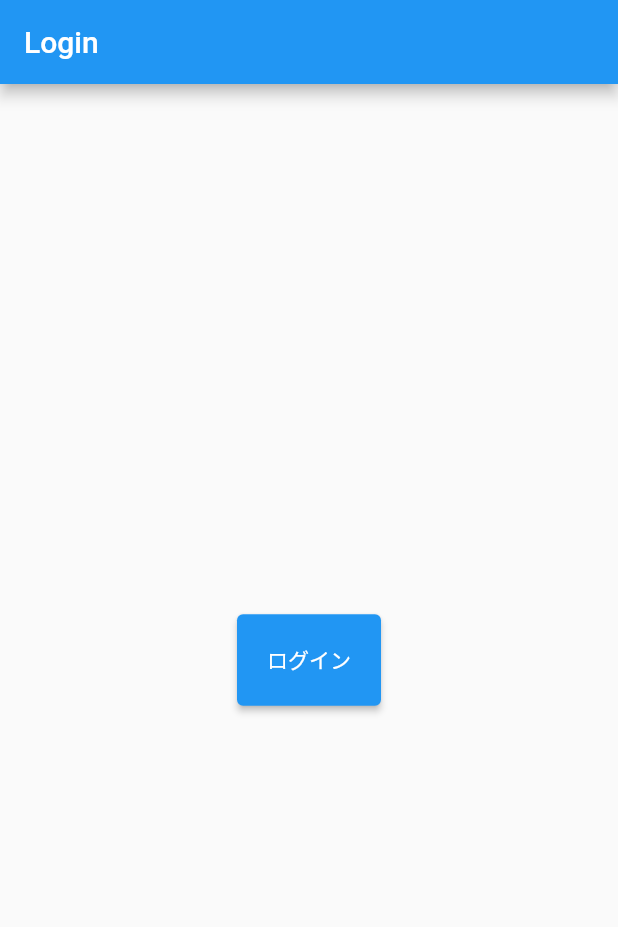
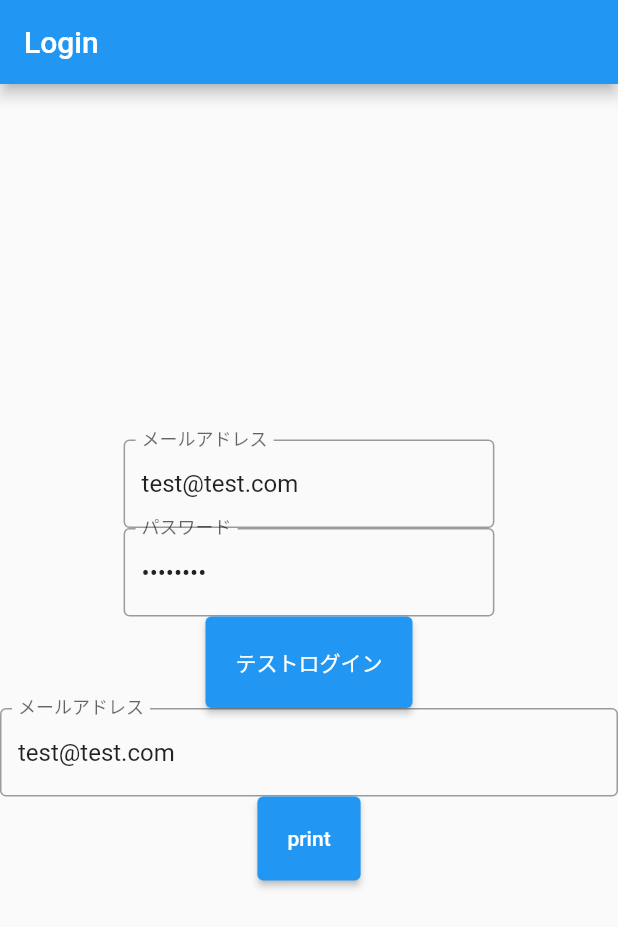
Before and after one commit to yotubarail/flutter_alpha, a Flutter app: the screen it shows after launch, on a phone screen of 412 x 824 dp. Shown: the top 927 px of the screen. Run offline on Flutter 3.47's test engine with Material 2 defaults, Android fonts, the phone set to English and light mode, and no system bars; our stand-ins replace cloud_firestore, firebase_auth, firebase_core, flutter_riverpod, freezed_annotation; missing offline and left inert: dart:html; accounts and stored records are empty; network calls fail.

Commit message:
login機能実装

```diff
--- a/lib/main.dart
+++ b/lib/main.dart
@@ -1,11 +1,13 @@
+// 依存パッケージ
 import 'package:flutter/foundation.dart';
 import 'package:flutter/material.dart';
 import 'package:flutter_riverpod/flutter_riverpod.dart';
 import 'package:firebase_core/firebase_core.dart';
 
-import '/routing/routing.dart';
+// 参照ファイル
+import '/view/login_view.dart';
 
-Future<void> main() async {
+Future main() async {
   WidgetsFlutterBinding.ensureInitialized();
   await Firebase.initializeApp();
   runApp(
@@ -20,9 +22,9 @@ class MyApp extends StatelessWidget {
 
   @override
   Widget build(BuildContext context) {
-    return MaterialApp(
-      title: 'Navigation with Routes',
-      routes: routing(context),
+    return const MaterialApp(
+      title: '勉強会プラットフォーム',
+      home: LoginView(),
     );
   }
 }
--- /dev/null
+++ b/lib/model/login_model.dart
@@ -0,0 +1,13 @@
+// 依存パッケージ
+import 'package:firebase_auth/firebase_auth.dart';
+import 'package:flutter_riverpod/flutter_riverpod.dart';
+
+final userIdStreamProvider = StreamProvider.autoDispose((ref) {
+  return FirebaseAuth.instance.authStateChanges().map((user) {
+    if (user != null) {
+      return user.uid;
+    } else {
+      return null;
+    }
+  });
+});
--- /dev/null
+++ b/lib/view/components/anonyous_login_button.dart
@@ -0,0 +1,24 @@
+// 依存パッケージ
+import 'package:flutter/cupertino.dart';
+import 'package:flutter/material.dart';
+
+class AnoymousLoginButton extends StatelessWidget {
+  const AnoymousLoginButton({
+    required this.onPressed,
+    Key? key,
+  }) : super(key: key);
+  final Future onPressed;
+
+  @override
+  Widget build(BuildContext context) {
+    return ElevatedButton(
+      onPressed: () => onPressed,
+      style: ButtonStyle(
+        padding: MaterialStateProperty.all(
+          const EdgeInsets.all(20),
+        ),
+      ),
+      child: const Text('テストログイン'),
+    );
+  }
+}
--- /dev/null
+++ b/lib/view/components/email_form.dart
@@ -0,0 +1,39 @@
+// 依存パッケージ
+import 'package:flutter/cupertino.dart';
+import 'package:flutter/material.dart';
+import 'package:flutter_riverpod/flutter_riverpod.dart';
+
+// 参照ファイル
+import '/view_model/login_view_model.dart';
+
+class CounterController extends ChangeNotifier {
+  int count = 0;
+
+  void increment() {
+    count++;
+    notifyListeners();
+  }
+}
+
+class EmailForm extends ConsumerWidget {
+  EmailForm({Key? key}) : super(key: key);
+
+  @override
+  Widget build(BuildContext context, ScopedReader watch) {
+    final deviceWidth = MediaQuery.of(context).size.width;
+    var email = watch(emailProvider).state;
+    return SizedBox(
+      width: deviceWidth * 0.6,
+      child: TextFormField(
+        initialValue: email,
+        decoration: const InputDecoration(
+          border: OutlineInputBorder(),
+          labelText: 'メールアドレス',
+        ),
+        onChanged: (value) {
+          email = value;
+        },
+      ),
+    );
+  }
+}
--- /dev/null
+++ b/lib/view/components/password_form.dart
@@ -0,0 +1,31 @@
+// 依存パッケージ
+import 'package:flutter/cupertino.dart';
+import 'package:flutter/material.dart';
+import 'package:flutter_riverpod/flutter_riverpod.dart';
+
+class PasswordForm extends ConsumerWidget {
+  PasswordForm({
+    required this.state,
+    Key? key,
+  }) : super(key: key);
+  String state;
+
+  @override
+  Widget build(BuildContext context, ScopedReader watch) {
+    final deviceWidth = MediaQuery.of(context).size.width;
+    return SizedBox(
+      width: deviceWidth * 0.6,
+      child: TextFormField(
+        initialValue: state,
+        obscureText: true,
+        decoration: const InputDecoration(
+          border: OutlineInputBorder(),
+          labelText: 'パスワード',
+        ),
+        onChanged: (value) {
+          state = value;
+        },
+      ),
+    );
+  }
+}
--- a/lib/view/login_view.dart
+++ b/lib/view/login_view.dart
@@ -1,17 +1,30 @@
+// 依存パッケージ
 import 'package:flutter/foundation.dart';
 import 'package:flutter/material.dart';
+import 'package:flutter_riverpod/flutter_riverpod.dart';
+import 'package:firebase_auth/firebase_auth.dart';
 
-class Login extends StatefulWidget {
-  const Login({Key? key}) : super(key: key);
+// 参照ファイル
+import '/model/login_model.dart';
+import '/view/components/anonyous_login_button.dart';
+import '/view/components/email_form.dart';
+import '/view/components/email_login_button.dart';
+import '/view/components/password_form.dart';
+import '/view_model/login_view_model.dart';
+
+class LoginView extends ConsumerWidget {
+  const LoginView({Key? key}) : super(key: key);
 
   @override
-  _LoginState createState() => _LoginState();
-}
+  Widget build(BuildContext context, ScopedReader watch) {
+    final user = watch(userIdStreamProvider);
+    final pressAnonymousLogin = FirebaseAuth.instance.signInAnonymously();
+    final password = watch(passwordProvider).state;
+    // final emailLogin = FirebaseAuth.instance.createUserWithEmailAndPassword(
+    //   email: email,
+    //   password: password,
+    // );
 
-// ログインState
-class _LoginState extends State<Login> {
-  @override
-  Widget build(BuildContext context) {
     return Scaffold(
       appBar: AppBar(
         title: const Text('Login'),
@@ -20,16 +33,32 @@ class _LoginState extends State<Login> {
         child: Column(
           mainAxisSize: MainAxisSize.min,
           children: [
+            EmailForm(),
+            PasswordForm(state: password),
+            AnoymousLoginButton(onPressed: pressAnonymousLogin),
+            // EmailLoginButton(onPressed: emailLogin),
+            SizedBox(
+              child: TextFormField(
+                initialValue: watch(emailProvider).state,
+                decoration: const InputDecoration(
+                  border: OutlineInputBorder(),
+                  labelText: 'メールアドレス',
+                ),
+                onChanged: (value) {
+                  watch(emailProvider).state = value;
+                },
+              ),
+            ),
             ElevatedButton(
               onPressed: () {
-                Navigator.of(context).pushNamed('/events');
+                print(watch(emailProvider).state);
               },
               style: ButtonStyle(
                 padding: MaterialStateProperty.all(
                   const EdgeInsets.all(20),
                 ),
               ),
-              child: const Text('ログイン'),
+              child: const Text('print'),
             ),
           ],
         ),
@@ -37,3 +66,40 @@ class _LoginState extends State<Login> {
     );
   }
 }
+
+// class Login extends StatefulWidget {
+//   const Login({Key? key}) : super(key: key);
+
+//   @override
+//   _LoginState createState() => _LoginState();
+// }
+
+// // ログインState
+// class _LoginState extends State<Login> {
+//   @override
+//   Widget build(BuildContext context) {
+//     return Scaffold(
+//       appBar: AppBar(
+//         title: const Text('Login'),
+//       ),
+//       body: Center(
+//         child: Column(
+//           mainAxisSize: MainAxisSize.min,
+//           children: [
+//             ElevatedButton(
+//               onPressed: () {
+//                 Navigator.of(context).pushNamed('/events');
+//               },
+//               style: ButtonStyle(
+//                 padding: MaterialStateProperty.all(
+//                   const EdgeInsets.all(20),
+//                 ),
+//               ),
+//               child: const Text('ログイン'),
+//             ),
+//           ],
+//         ),
+//       ),
+//     );
+//   }
+// }
--- /dev/null
+++ b/lib/view_model/login_view_model.dart
@@ -0,0 +1,10 @@
+// 依存パッケージ
+import 'package:flutter_riverpod/flutter_riverpod.dart';
+
+final emailProvider = StateProvider.autoDispose((ref) {
+  return 'test@test.com';
+});
+
+final passwordProvider = StateProvider.autoDispose((ref) {
+  return 'P@ssw0rd';
+});
--- a/pubspec.yaml
+++ b/pubspec.yaml
@@ -25,6 +25,7 @@ dependencies:
   # Use with the CupertinoIcons class for iOS style icons.
   cloud_firestore: "^2.5.0"
   cupertino_icons: ^1.0.2
+  firebase_auth: "^3.0.2"
   firebase_core: "^1.5.0"
   flutter:
     sdk: flutter
```
Also changed, not shown: lib/routing/routing.dart (+12 -12 lines), lib/view/components/email_login_button.dart (added, +24 -0 lines), pubspec.lock, 1 other file.
